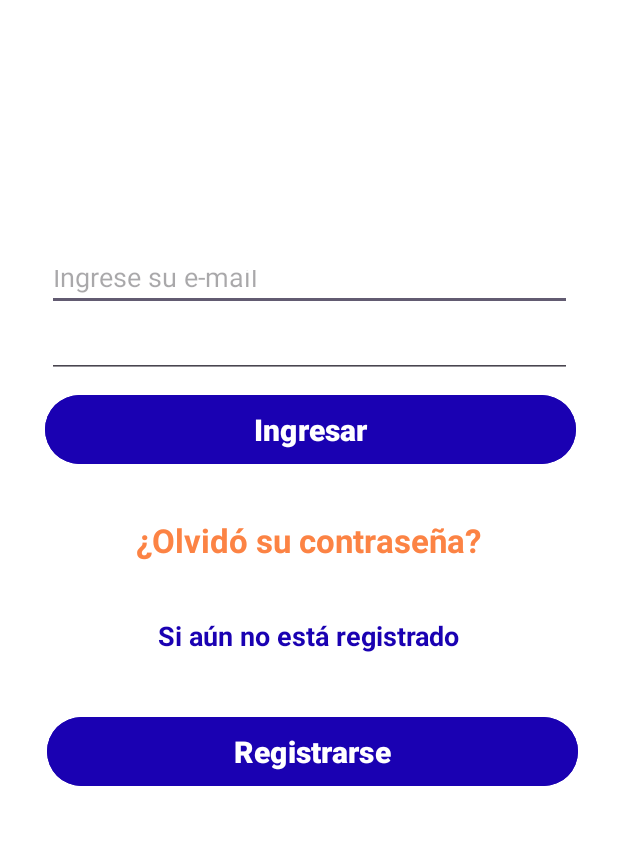
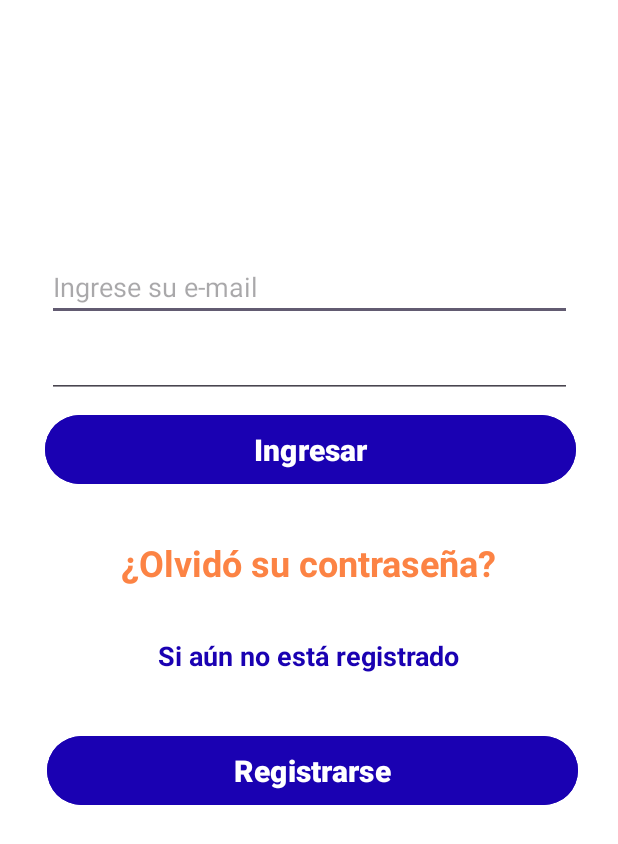
Before and after one commit to abelardog/bootcampar, an Android app: the LoginActivity screen opened directly, with no data from a screen before it, on a phone screen of 412 x 824 dp. Shown: the top 844 px of the screen. Run offline under Robolectric (Android 15) with nearby library versions, the phone set to English and light mode, and no system bars.

Commit message:
make editboxes larger to accept full text

```diff
--- a/app/src/main/res/layout/activity_login.xml
+++ b/app/src/main/res/layout/activity_login.xml
@@ -59,7 +59,7 @@
     <EditText
         android:id="@+id/editEmailAddress"
         android:layout_width="350dp"
-        android:layout_height="37dp"
+        android:layout_height="44dp"
         android:layout_marginStart="16dp"
         android:layout_marginTop="170dp"
         android:layout_marginEnd="16dp"
@@ -75,7 +75,7 @@
     <EditText
         android:id="@+id/editTextPassword"
         android:layout_width="350dp"
-        android:layout_height="37dp"
+        android:layout_height="44dp"
         android:layout_marginStart="16dp"
         android:layout_marginTop="7dp"
         android:layout_marginEnd="16dp"
@@ -95,7 +95,7 @@
         android:text="¿Olvidó su contraseña?"
         android:textAlignment="center"
         android:textColor="@color/mangoOrange"
-        android:textSize="22dp"
+        android:textSize="24dp"
         android:textStyle="bold"
         app:layout_constraintEnd_toEndOf="parent"
         app:layout_constraintHorizontal_bias="0.496"
```
